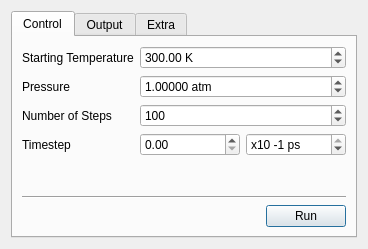
First picture: the form in trunk/src/gui/md.ui, repository trisyoungs/aten, before the edit.
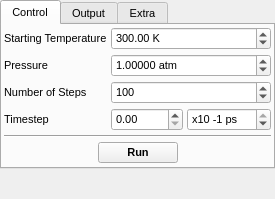
Second picture: the form after the edit. Icons and pictures are not drawn.

```diff
--- a/trunk/src/gui/md.ui
+++ b/trunk/src/gui/md.ui
@@ -1,27 +1,50 @@
 <ui version="4.0">
- <class>MDDialog</class>
- <widget class="QDialog" name="MDDialog">
-  <property name="windowModality">
-   <enum>Qt::NonModal</enum>
-  </property>
+ <class>MDWidget</class>
+ <widget class="QDockWidget" name="MDWidget">
   <property name="geometry">
    <rect>
     <x>0</x>
     <y>0</y>
-    <width>368</width>
-    <height>249</height>
+    <width>270</width>
+    <height>199</height>
    </rect>
   </property>
+  <property name="minimumSize">
+   <size>
+    <width>270</width>
+    <height>199</height>
+   </size>
+  </property>
+  <property name="font">
+   <font>
+    <pointsize>8</pointsize>
+   </font>
+  </property>
+  <property name="floating">
+   <bool>true</bool>
+  </property>
+  <property name="allowedAreas">
+   <set>Qt::LeftDockWidgetArea|Qt::RightDockWidgetArea</set>
+  </property>
   <property name="windowTitle">
    <string>Molecular Dynamics Control</string>
   </property>
-  <property name="windowIcon">
-   <iconset resource="icons.qrc">
-    <normaloff>:/stackicons/icons/stack_md.svg</normaloff>:/stackicons/icons/stack_md.svg</iconset>
-  </property>
-  <layout class="QHBoxLayout" name="horizontalLayout_2">
+  <widget class="QWidget" name="dockWidgetContents">
+   <layout class="QVBoxLayout" name="verticalLayout_2">
+    <property name="spacing">
+     <number>0</number>
+    </property>
+    <property name="margin">
+     <number>0</number>
+    </property>
    <item>
     <widget class="QTabWidget" name="MDTabs">
+      <property name="sizePolicy">
+       <sizepolicy hsizetype="Expanding" vsizetype="Minimum">
+        <horstretch>0</horstretch>
+        <verstretch>0</verstretch>
+       </sizepolicy>
+      </property>
      <property name="currentIndex">
       <number>0</number>
      </property>
@@ -30,8 +53,17 @@
        <string>Control</string>
       </attribute>
       <layout class="QVBoxLayout" name="verticalLayout">
+        <property name="spacing">
+         <number>4</number>
+        </property>
+        <property name="margin">
+         <number>2</number>
+        </property>
        <item>
         <layout class="QGridLayout" name="gridLayout">
+          <property name="spacing">
+           <number>4</number>
+          </property>
          <item row="0" column="0">
           <widget class="QLabel" name="label">
            <property name="text">
@@ -136,19 +168,6 @@
          </item>
         </layout>
        </item>
-       <item>
-        <spacer name="verticalSpacer">
-         <property name="orientation">
-          <enum>Qt::Vertical</enum>
-         </property>
-         <property name="sizeHint" stdset="0">
-          <size>
-           <width>20</width>
-           <height>27</height>
-          </size>
-         </property>
-        </spacer>
-       </item>
        <item>
         <widget class="Line" name="line">
          <property name="orientation">
@@ -158,6 +177,9 @@
        </item>
        <item>
         <layout class="QHBoxLayout" name="horizontalLayout">
+          <property name="spacing">
+           <number>4</number>
+          </property>
          <item>
           <spacer name="horizontalSpacer">
            <property name="orientation">
@@ -173,11 +195,30 @@
          </item>
          <item>
           <widget class="QPushButton" name="RunMDButton">
+            <property name="font">
+             <font>
+              <weight>75</weight>
+              <bold>true</bold>
+             </font>
+            </property>
            <property name="text">
             <string>Run</string>
            </property>
           </widget>
          </item>
+          <item>
+           <spacer name="horizontalSpacer_2">
+            <property name="orientation">
+             <enum>Qt::Horizontal</enum>
+            </property>
+            <property name="sizeHint" stdset="0">
+             <size>
+              <width>40</width>
+              <height>20</height>
+             </size>
+            </property>
+           </spacer>
+          </item>
         </layout>
        </item>
       </layout>
@@ -226,10 +267,22 @@
      </widget>
     </widget>
    </item>
-  </layout>
- </widget>
- <resources>
-  <include location="icons.qrc"/>
- </resources>
+    <item>
+     <spacer name="verticalSpacer">
+      <property name="orientation">
+       <enum>Qt::Vertical</enum>
+      </property>
+      <property name="sizeHint" stdset="0">
+       <size>
+        <width>20</width>
+        <height>0</height>
+       </size>
+      </property>
+     </spacer>
+    </item>
+   </layout>
+  </widget>
+ </widget>
+ <resources/>
  <connections/>
 </ui>
```
Left out of the diff: 2 changed lines with no effect on the pictures. Lines whose indentation alone changed are shown as unchanged.
